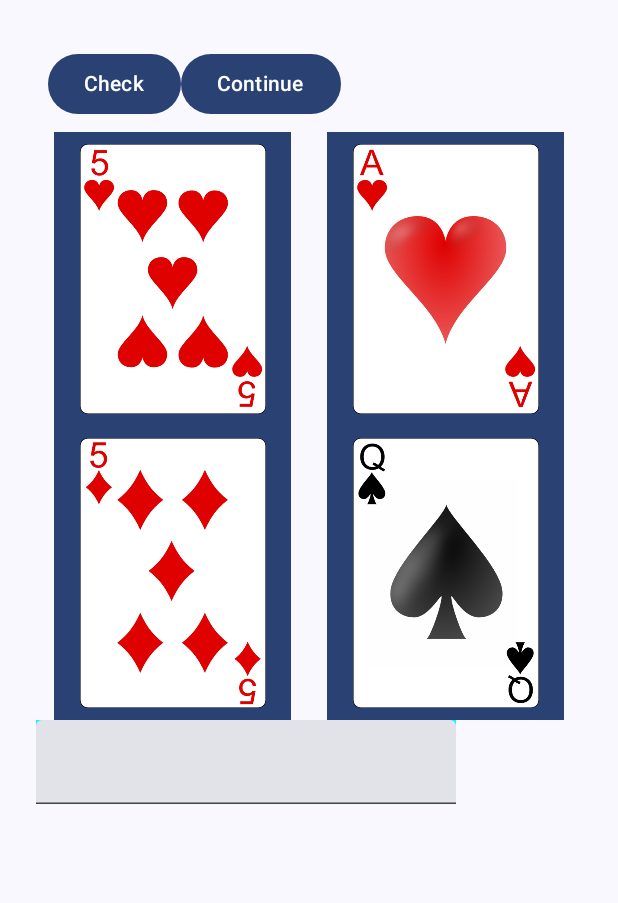
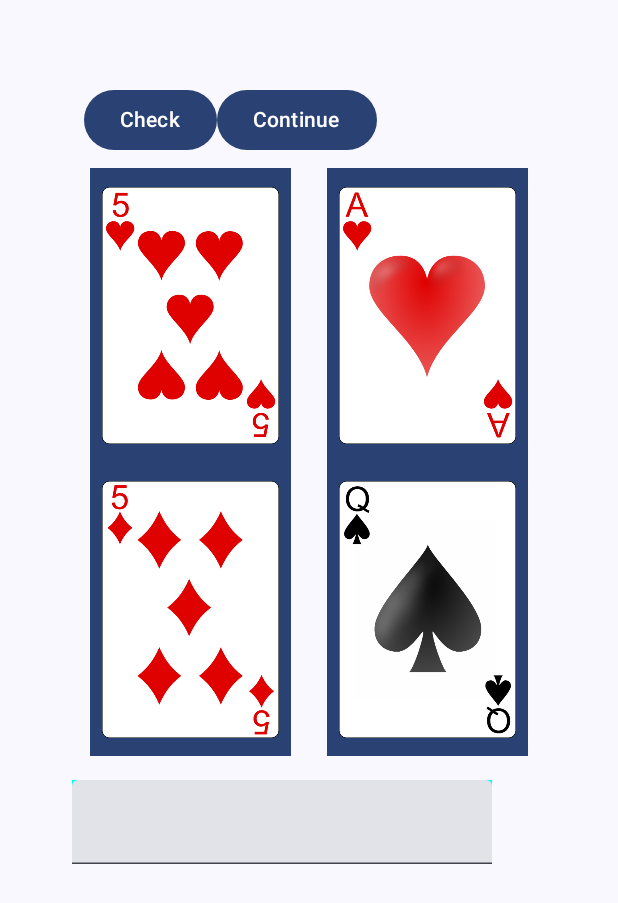
Before and after one commit to liming-zhao/androidapp, an Android app built with Jetpack Compose: the screen it shows after launch (MainActivity), on a phone screen of 412 x 824 dp. Shown: the top 903 px of the screen. Run offline under Robolectric (Android 15) with nearby library versions, the phone set to English and light mode, and no system bars.

Commit message:
update UI for textbox and spacer

```diff
--- a/app/src/main/java/com/example/fungame/MainActivity.kt
+++ b/app/src/main/java/com/example/fungame/MainActivity.kt
@@ -18,6 +18,7 @@ import androidx.compose.foundation.layout.Box
 import androidx.compose.foundation.layout.Column
 import androidx.compose.foundation.layout.PaddingValues
 import androidx.compose.foundation.layout.Row
+import androidx.compose.foundation.layout.Spacer
 import androidx.compose.foundation.layout.fillMaxSize
 import androidx.compose.foundation.layout.fillMaxWidth
 import androidx.compose.foundation.layout.height
@@ -299,7 +300,7 @@ private fun Greetings(
 ) {
 
 
-
+    Column(modifier = Modifier.padding((24.dp))) {
         Row(modifier = Modifier.padding((8.dp))) {
 
             Button(onClick = onClick) {
@@ -317,9 +318,11 @@ private fun Greetings(
             verticalArrangement = Arrangement.spacedBy(0.dp)
         ) {
             items(items = names) { name ->
-                Card(name = name.name.toString(), suit = name.suit,  onImageClick = onImageClick )
+                Card(name = name.name.toString(), suit = name.suit, onImageClick = onImageClick)
             }
         }
+
+        Spacer(Modifier.size(16.dp))
 
 
         TextBox(
@@ -334,6 +337,7 @@ private fun Greetings(
             text = output
 
         )
+    }
 
     /*Column(modifier = modifier.padding(vertical = 4.dp, horizontal = 2federation services5.dp)) {
         for (name in names) {
```
Lines whose indentation alone changed are shown as unchanged.
